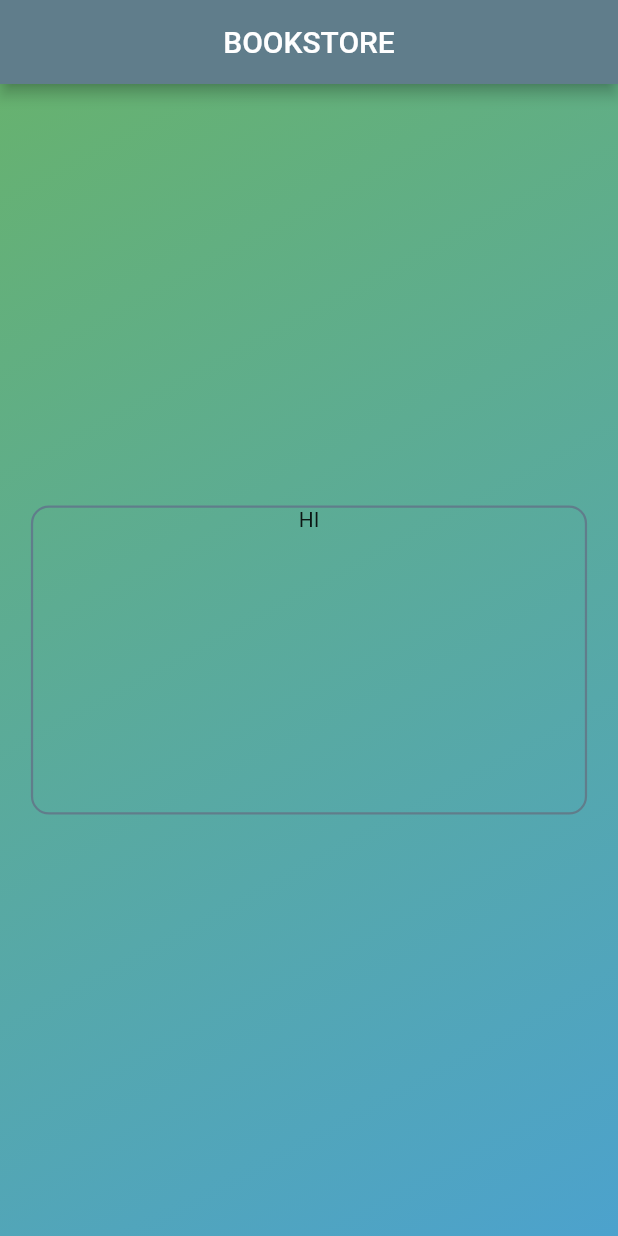
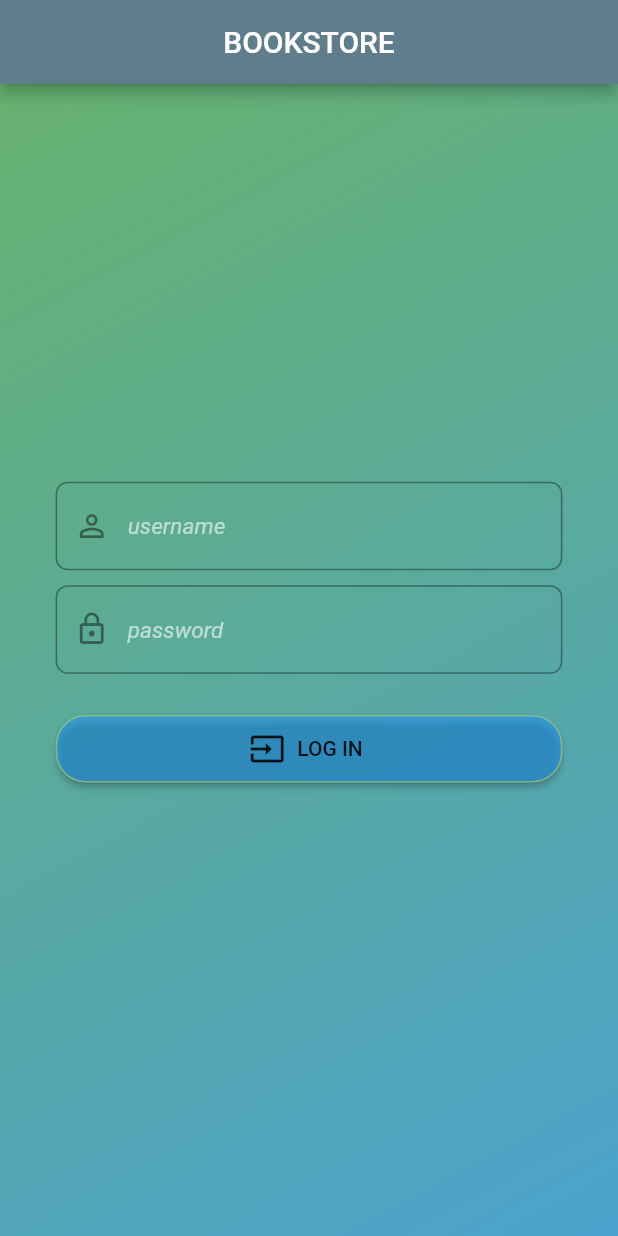
Before and after one commit to JossinAntony/Flutter_Bookstore_App, a Flutter app: the screen it shows after launch, on a phone screen of 412 x 824 dp. Run offline on Flutter 3.47's test engine with Material 2 defaults, Android fonts, the phone set to English and light mode, and no system bars.

Commit message:
login functionality implemented.

```diff
--- a/lib/pages/login.dart
+++ b/lib/pages/login.dart
@@ -1,4 +1,6 @@
 import 'package:flutter/material.dart';
+
+import 'addBooks.dart';
 
 class LogIn extends StatefulWidget {
   @override
@@ -6,6 +8,24 @@ class LogIn extends StatefulWidget {
 }
 
 class _LogInState extends State<LogIn> {
+
+  TextEditingController unameCntrlr = TextEditingController();
+  TextEditingController pwdCntrlr = TextEditingController();
+
+  final String UNAME = 'admin';
+  final String PWD = '1234';
+
+  bool _visibility = false;
+
+  bool _checkCredentials(String uname, String pwd){
+    if(((uname == UNAME) && (pwd == PWD)))
+      {
+        return true;
+      }else {
+      return false;
+    }
+  }
+
   @override
   Widget build(BuildContext context) {
     return MaterialApp(
@@ -27,21 +47,106 @@ class _LogInState extends State<LogIn> {
                     mainAxisAlignment: MainAxisAlignment.center,
                     children: <Widget>[
                       Container(
-                        height: MediaQuery.of(context).size.height * 0.25,
+                        height: MediaQuery.of(context).size.height * 0.28,
                         width: MediaQuery.of(context).size.width * 0.9,
+                        padding: EdgeInsets.all(15),
                         decoration: BoxDecoration(
                             border: Border.all(
-                          color: Colors.blueGrey,
+                          color: Colors.transparent,
                           width: 1.5,
                           style: BorderStyle.solid,
                         ),
                         borderRadius: BorderRadius.circular(12)),
                         child: Column(
                           children: <Widget>[
-                            Text('HI'),
+                            TextField(
+                              controller: unameCntrlr,
+                              decoration: InputDecoration(
+                                border: OutlineInputBorder(
+                                  borderRadius: BorderRadius.circular(8),
+                                ),
+                                prefixIcon: Icon(Icons.person_outline),
+                                hintText: 'username',
+                                  hintStyle: TextStyle(
+                                    fontSize: 15,
+                                    fontStyle: FontStyle.italic,
+                                    color: Colors.white60,
+                                  ),
+                              ),
+                              style: TextStyle(
+                                color: Colors.white60,
+                                fontSize: 16,
+                              ),
+                              onTap: (){
+                                setState(() {
+                                  _visibility = false;
+                                });
+                              },
+                            ),
+
+                            SizedBox(height:10),
+
+                            TextField(
+                              controller: pwdCntrlr,
+                             obscureText: true,
+                              decoration: InputDecoration(
+                                border: OutlineInputBorder(
+                                  borderRadius: BorderRadius.circular(8),
+                                ),
+                                prefixIcon: Icon(Icons.lock_outline),
+                                hintText: 'password',
+                                hintStyle: TextStyle(
+                                  fontSize: 15,
+                                  fontStyle: FontStyle.italic,
+                                  color: Colors.white60,
+                                ),
+                              ),
+                              style: TextStyle(
+                                color: Colors.white60,
+                                fontSize: 16,
+                              ),
+                              onTap: (){
+                                setState(() {
+                                  _visibility = false;
+                                });
+                              },
+                            ),
+
+                            SizedBox(height:26),
+
+                            ButtonTheme(
+                              minWidth: MediaQuery.of(context).size.width,
+                              height: 45,
+                              shape: RoundedRectangleBorder(
+                                borderRadius: BorderRadius.circular(20),
+                                side: BorderSide(
+                                  color: Colors.yellow.withOpacity(.4),
+                                )
+                              ),
+                              child: RaisedButton.icon(onPressed: (){
+                                setState(() {
+                                  _visibility = !_checkCredentials(unameCntrlr.text, pwdCntrlr.text);
+                                  if(!_visibility){
+                                    Navigator.push(context, MaterialPageRoute(builder: (context) => AddBooks()));
+                                  }
+                                });
+                              },
+                                  icon: Icon(Icons.input),
+                                  label: Text('LOG IN')),
+                              buttonColor: Colors.blue.withOpacity(.55),
+                            )
                           ],
                         ),
                       ),
+
+                      SizedBox(height:40),
+
+                      Visibility(
+                          visible: _visibility,
+                          child: Text('Invalid credentials! Please try again.', style: TextStyle(
+                            color: Colors.red,
+                          ))),
+
                     ],
                   )),
             )));
```
